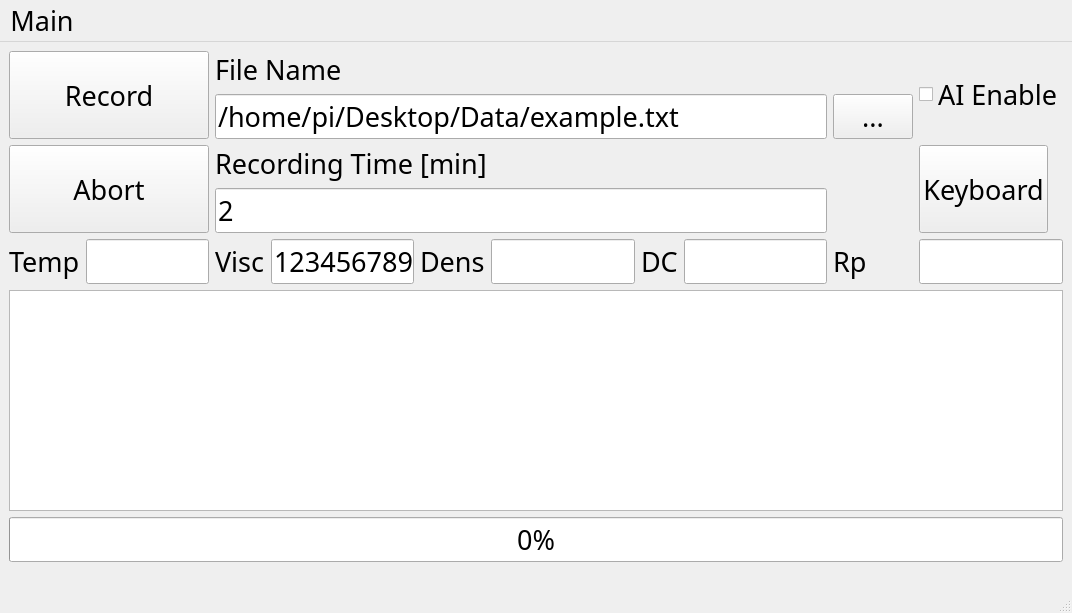
Above: DAQ_GUI_V71.ui from garcial359/candaq before the change. Below: the same form after it.
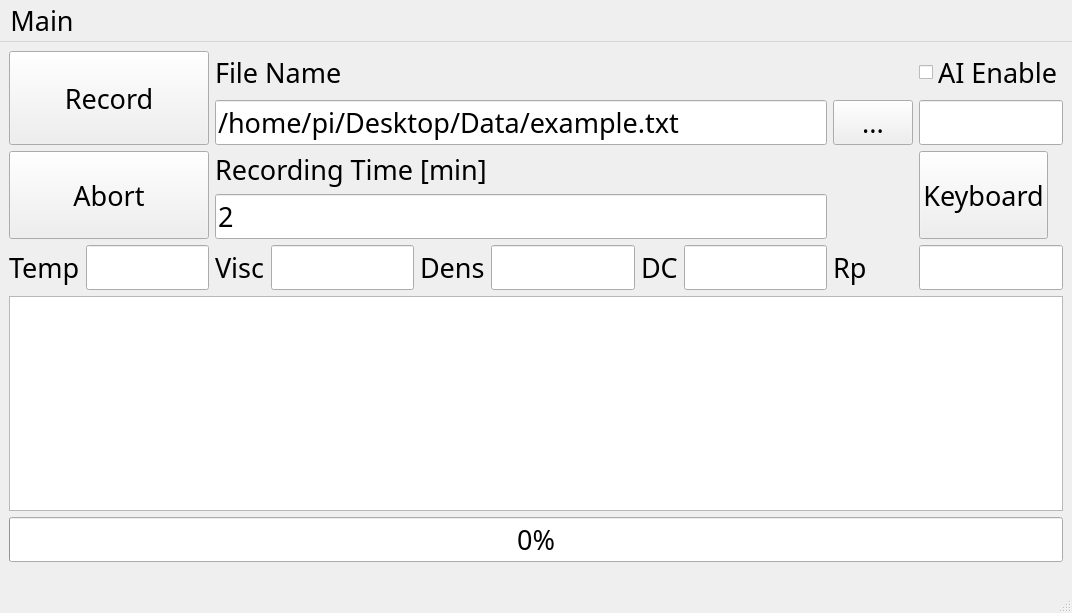
That is the form after the change.

The edit to the form file:
```diff
--- a/DAQ_GUI_V71.ui
+++ b/DAQ_GUI_V71.ui
@@ -169,6 +169,13 @@
           </property>
          </widget>
         </item>
+        <item>
+         <widget class="QLineEdit" name="ai_lineEdit">
+          <property name="enabled">
+           <bool>true</bool>
+          </property>
+         </widget>
+        </item>
        </layout>
       </item>
       <item row="8" column="0">
@@ -250,7 +257,7 @@
            <enum>Qt::LeftToRight</enum>
           </property>
           <property name="text">
-           <string>123456789</string>
+           <string/>
           </property>
           <property name="frame">
            <bool>true</bool>
```
